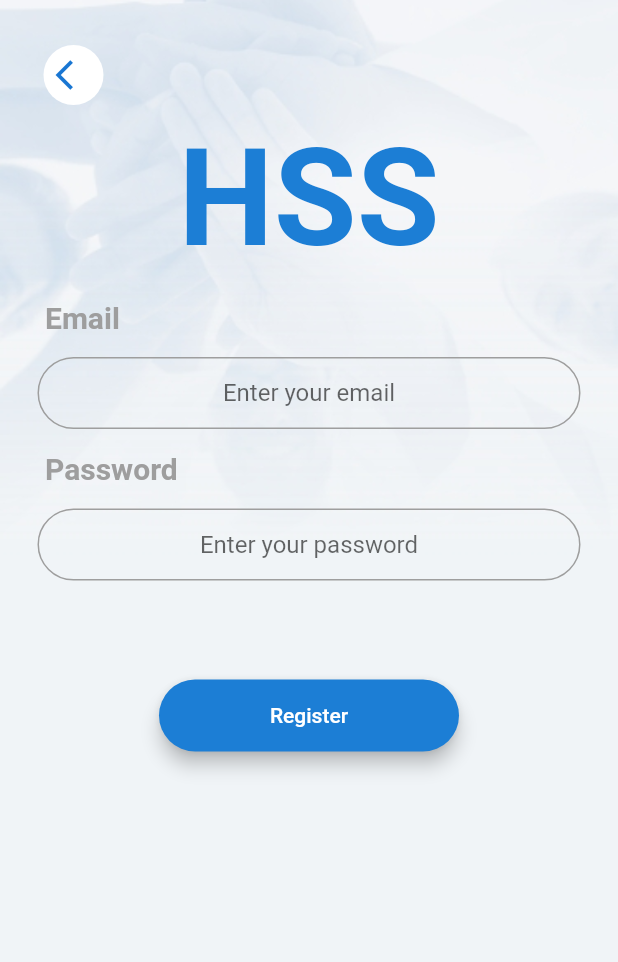
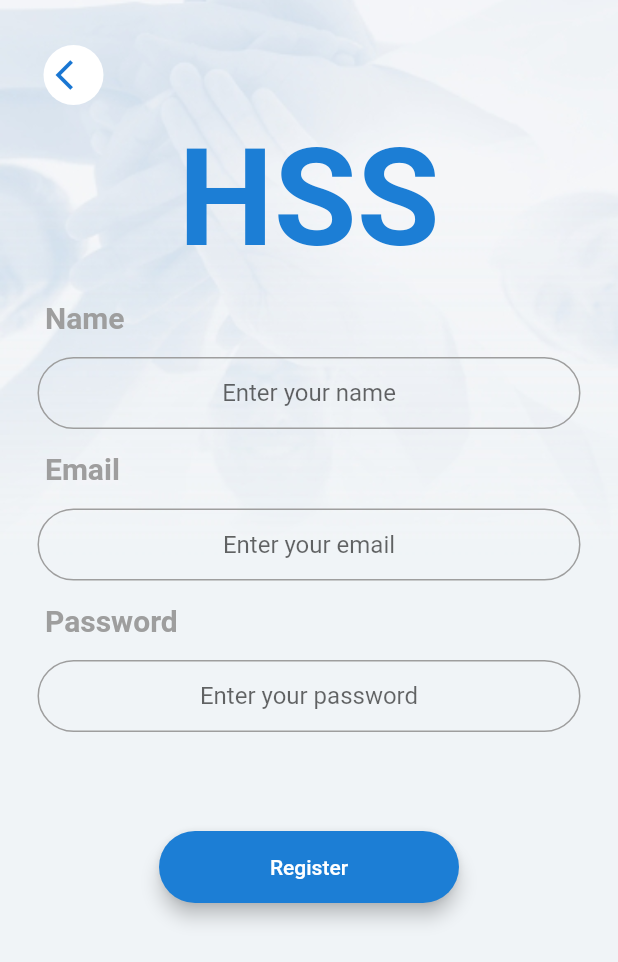
Before and after one commit to dmtratanasov/Healthcare_Mobile_App, a Flutter app: the RegistrationScreen screen opened by its route, on a phone screen of 412 x 824 dp. Shown: the top 962 px of the screen. Run offline on Flutter 3.47's test engine with Material 2 defaults, Android fonts, the phone set to English and light mode, and no system bars; our stand-ins replace firebase_auth, firebase_core, geolocator, lottie; missing offline and left inert: geocoder; accounts and stored records are empty.

Commit message:
Updating display name when creating new user

```diff
--- a/nexthop_internship/lib/screens/registration_screen.dart
+++ b/nexthop_internship/lib/screens/registration_screen.dart
@@ -2,9 +2,7 @@ import 'package:flutter/material.dart';
 import 'package:nexthop_internship/constants.dart';
 import 'package:nexthop_internship/components/rounded_button.dart';
 import 'package:firebase_auth/firebase_auth.dart';
-import 'package:modal_progress_hud/modal_progress_hud.dart';
 import 'package:nexthop_internship/screens/app_first_screen.dart';
-import 'package:nexthop_internship/screens/app_home_screen.dart';
 
 class RegistrationScreen extends StatefulWidget {
   static const String id = 'registration_screen';
@@ -17,6 +15,7 @@ class _RegistrationScreenState extends State<RegistrationScreen> {
   bool showSpinner = false;
   String email;
   String password;
+  String displayName;
   @override
   Widget build(BuildContext context) {
     return SafeArea(
@@ -68,6 +67,27 @@ class _RegistrationScreenState extends State<RegistrationScreen> {
                   Padding(
                     padding: EdgeInsets.only(left: 5.0, top: 15.0, right: 15.0, bottom: 15.0),
                     child: Text(
+                      'Name',
+                      style: TextStyle(
+                          color: Colors.grey,
+                          fontWeight: FontWeight.w600,
+                          fontSize: 20.0
+                      ),
+                    ),
+                  ),
+                  TextField(
+                    keyboardType: TextInputType.emailAddress,
+                    textAlign: TextAlign.center,
+                    onChanged: (value) {
+                      displayName = value;
+                    },
+                    decoration: kTextFieldDecoration.copyWith(
+                      hintText: 'Enter your name',
+                    ),
+                  ),
+                  Padding(
+                    padding: EdgeInsets.only(left: 5.0, top: 15.0, right: 15.0, bottom: 15.0),
+                    child: Text(
                       'Email',
                       style: TextStyle(
                           color: Colors.grey,
@@ -108,27 +128,6 @@ class _RegistrationScreenState extends State<RegistrationScreen> {
                       hintText: 'Enter your password',
                     ),
                   ),
-                  // Padding(
-                  //   padding: EdgeInsets.only(left: 5.0, top: 15.0, right: 15.0, bottom: 15.0),
-                  //   child: Text(
-                  //     'Confirm password',
-                  //     style: TextStyle(
-                  //         color: Colors.grey,
-                  //         fontWeight: FontWeight.w600,
-                  //         fontSize: 20.0
-                  //     ),
-                  //   ),
-                  // ),
-                  // TextField(
-                  //   keyboardType: TextInputType.emailAddress,
-                  //   textAlign: TextAlign.center,
-                  //   onChanged: (value) {
-                  //     // email = value;
-                  //   },
-                  //   decoration: kTextFieldDecoration.copyWith(
-                  //     hintText: 'Confirm your password',
-                  //   ),
-                  // ),
                   Center(
                     child: Padding(
                       padding: EdgeInsets.only(top:50.0),
@@ -142,6 +141,7 @@ class _RegistrationScreenState extends State<RegistrationScreen> {
                           try{
                             final newUser = await _auth.createUserWithEmailAndPassword(
                                 email: email.toString().trim(), password: password);
+                            await _auth.currentUser.updateProfile(displayName: displayName);
                             if(newUser != null){
                               Navigator.pushNamed(context, AppFirstScreen.id);
                             }
```
Also changed, not shown: nexthop_internship/lib/screens/app_home_screen.dart (+2 -6 lines).
